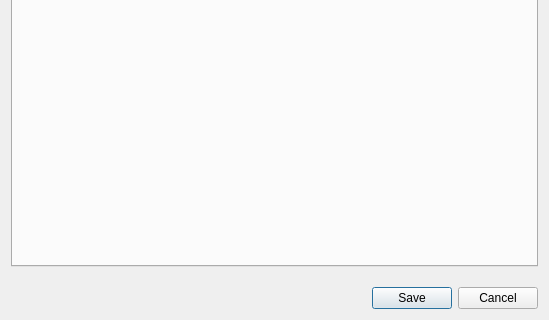
Qt form src/lib/gui/dialogs/SettingsDialog.ui (deskflow/deskflow) before a commit; both pictures show x 0 to 549 and y 435 to 755 of the 549 by 755 pixel window.
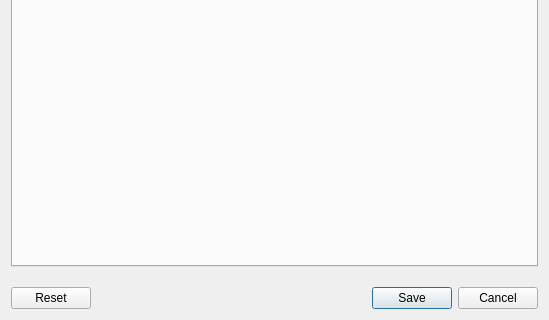
The same form after that commit. Icons and pictures are not drawn.

Commit message: refactor: SettingsDialog add a reset button for settings, and tooltips for the buttonbox buttons

```diff
--- a/src/lib/gui/dialogs/SettingsDialog.ui
+++ b/src/lib/gui/dialogs/SettingsDialog.ui
@@ -711,7 +711,7 @@
       <enum>Qt::Orientation::Horizontal</enum>
      </property>
      <property name="standardButtons">
-      <set>QDialogButtonBox::StandardButton::Cancel|QDialogButtonBox::StandardButton::Save</set>
+      <set>QDialogButtonBox::StandardButton::Cancel|QDialogButtonBox::StandardButton::Reset|QDialogButtonBox::StandardButton::Save</set>
      </property>
     </widget>
    </item>
```
The commit also changes 7 other files.
